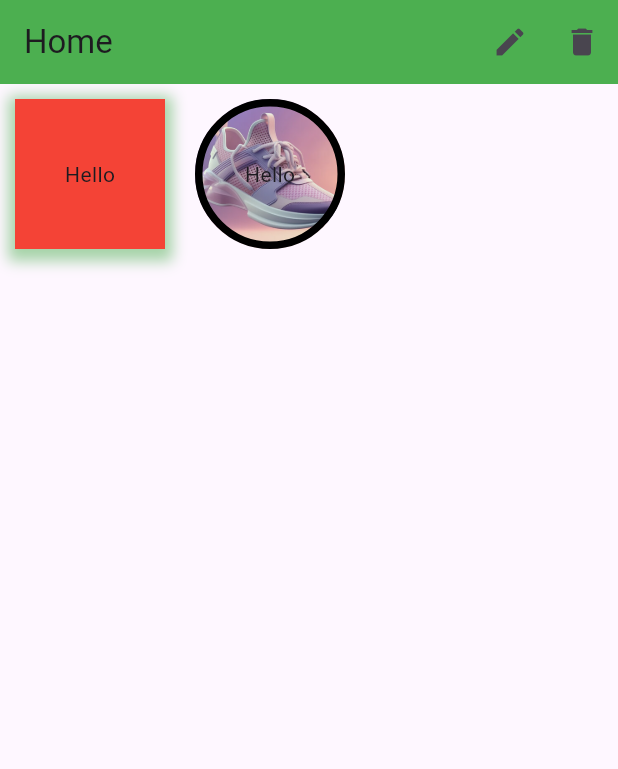
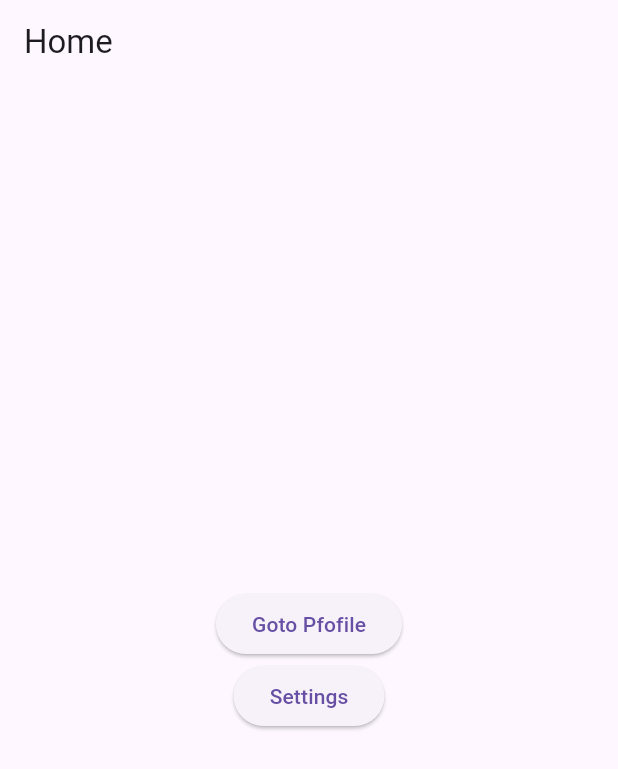
Before and after one commit to MahfuzAhmed28/flutter_practice_project, a Flutter app: the screen it shows after launch, on a phone screen of 412 x 824 dp. Shown: the top 769 px of the screen. Run offline on Flutter 3.47's test engine with Material 3 defaults, Android fonts, the phone set to English and light mode, and no system bars.

Commit message:
one screen to another screen

```diff
--- a/lib/main.dart
+++ b/lib/main.dart
@@ -16,121 +16,97 @@ class HelloWorld extends StatelessWidget {
 }
 
 class Home extends StatelessWidget {
-  Home({super.key});
+  const Home({super.key});
 
-  List<String> friendList = [
-    'Mahfuz',
-    'Shorif',
-    'Sakib',
-    'Rafi',
-    'Nabil',
-    'Siam'
-  ];
-  TextEditingController _emailTEControler=TextEditingController();
-  TextEditingController _passTEControler=TextEditingController();
-  GlobalKey<FormState> _formKey=GlobalKey<FormState>();
   @override
   Widget build(BuildContext context) {
     return Scaffold(
       appBar: AppBar(
         title: Text('Home'),
-        backgroundColor: Colors.green,
-        actions: [
-          IconButton(onPressed: () {}, icon: Icon(Icons.edit)),
-          IconButton(onPressed: () {}, icon: Icon(Icons.delete)),
-        ],
-        //leading: Icon(Icons.add),  Basically we dont use leading
       ),
-      /*body: ListView.separated(
-        itemCount: friendList.length,
-        itemBuilder: (BuildContext context, int index) {
-          return Column(
-            children: [
-              Text(friendList[index]),
-              Divider(
-                height: 10,
-                thickness: 10,
-                color: Colors.red,
-                indent: 10,
-                endIndent: 10,
-              ),
-            ],
-          );
-        },
-        separatorBuilder: (BuildContext context,int index) {
-          return Container(
-            //width: 50,
-            height: 10,
-
-            color: Colors.blue,
-          );
-          return Divider(
-            color: Colors.green,
-            indent: 10,
-          );
-        },
-      ),*/
-      body: Column(
-        children: [
-          Row(
-            children: [
-              Container(
-                width: 100,
-                height: 100,
-
-                alignment: Alignment.center,
-                decoration: BoxDecoration(
-                  color: Colors.red,
-                  boxShadow: <BoxShadow>[
-                    BoxShadow(
-                      color: Colors.green.withOpacity(0.5),
-                      spreadRadius: 5,
-                      blurRadius: 7,
-                      offset: Offset(0, 3)
-                    )
-                  ]
-
-
-                ),
-                padding: EdgeInsets.all(8),
-                margin: EdgeInsets.all(10),
-                child: Text('Hello'),
-              ),
-              Container(
-                width: 100,
-                height: 100,
-
-                alignment: Alignment.center,
-                padding: EdgeInsets.all(8),
-                margin: EdgeInsets.all(10),
-                decoration: BoxDecoration(
-                  color: Colors.green,
-                  border: Border.all(
-                    color: Colors.black,
-                    width: 5,
-                  ),
-                  //borderRadius: BorderRadius.circular(20),
-                  /*borderRadius: BorderRadius.only(
-                    topLeft: Radius.circular(10),
-                    bottomRight: Radius.circular(20),
-
-                  )*/
-                  shape: BoxShape.circle,
-                  image: DecorationImage(
-                    image: AssetImage('assets/images/shoe.jpg'),
-                    fit: BoxFit.cover,
-                    opacity: 0.9
-                  ),
-
-                ),
-                child: Text('Hello'),
-              )
-            ],
-          )
-        ],
-      )
-
-
+      body: Center(
+        child: Column(
+          mainAxisAlignment: MainAxisAlignment.center,
+          children: [
+            ElevatedButton(
+                onPressed: () {
+                  Navigator.push(context, MaterialPageRoute(builder: (context) {
+                    return Profile(username: 'Mahfuz');
+                  }));
+                },
+              child: Text('Goto Pfofile')
+            ),
+            ElevatedButton(
+                onPressed: () {
+                  Navigator.push(context, MaterialPageRoute(builder: (context) {
+                    return Settings();
+                  }));
+                },
+                child: Text('Settings')
+            ),
+          ],
+        ),
+      ),
     );
   }
 }
+
+class Profile extends StatelessWidget {
+  const Profile({super.key,required this.username});
+  final String username;
+
+  @override
+  Widget build(BuildContext context) {
+    return Scaffold(
+      appBar: AppBar(
+        title: Text('Profile'),
+      ),
+      body: Center(
+        child: Column(
+          mainAxisAlignment: MainAxisAlignment.center,
+          children: [
+            Text(username),
+            ElevatedButton(
+                onPressed: () {
+                  Navigator.pop(context);
+                },
+                child: Text('Back')
+            ),
+          ],
+        ),
+      ),
+    );
+  }
+}
+
+class Settings extends StatelessWidget {
+  const Settings({super.key});
+
+  @override
+  Widget build(BuildContext context) {
+    return Scaffold(
+      appBar: AppBar(
+        title: Text('Settings'),
+      ),
+      body: Center(
+        child: Column(
+          mainAxisAlignment: MainAxisAlignment.center,
+          children: [
+
+            ElevatedButton(
+                onPressed: () {
+                  Navigator.pop(context);
+                },
+                child: Text('Back')
+            ),
+            ElevatedButton(onPressed: () {
+                Navigator.push(context, MaterialPageRoute(builder: (context) => Profile(username: 'Rakib',)));
+              },
+              child: Text('Move to Profil')
+            )
+          ],
+        ),
+      ),
+    );
+  }
+}
```
